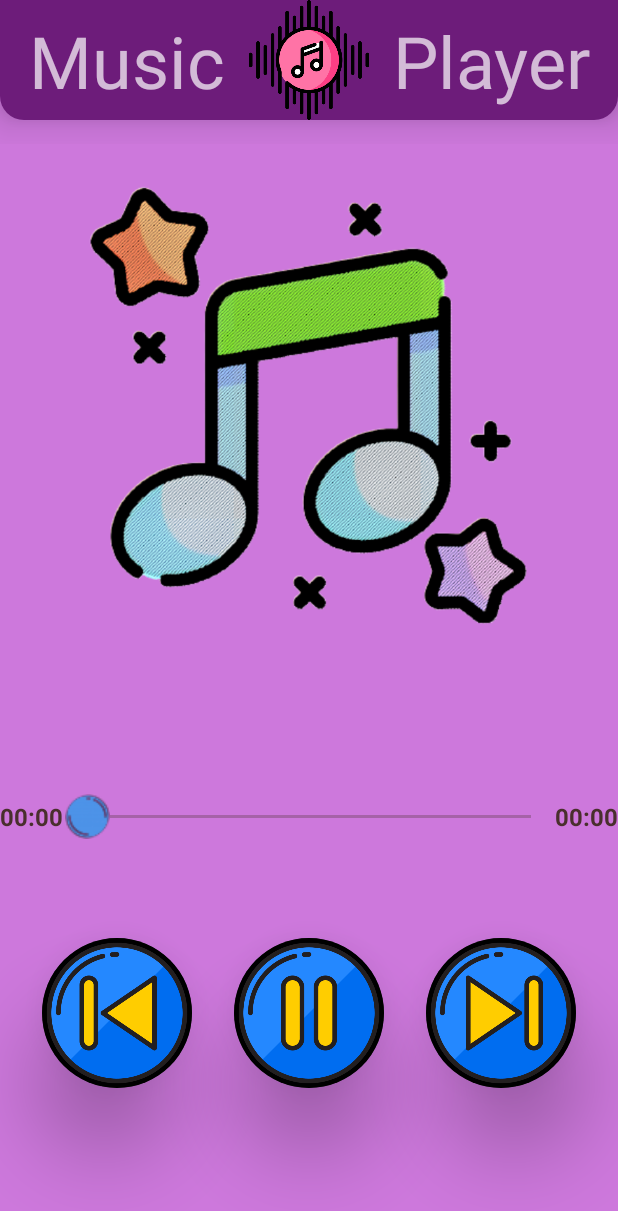
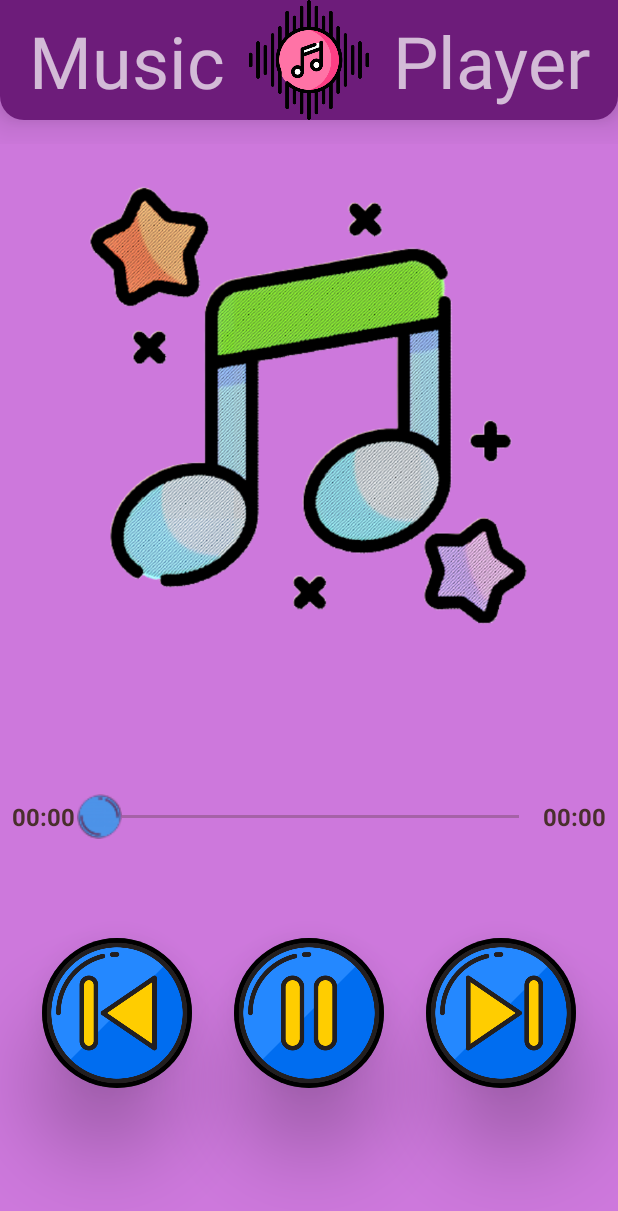
Before and after one commit to siddharthbhat777/MusicPlayerOffline, an Android app: the MusicPlayingScreen screen opened directly, with no data from a screen before it, on a phone screen of 412 x 824 dp. Shown: the top 1211 px of the screen. Run offline under Robolectric (Android 15) with nearby library versions, the phone set to English and light mode, and no system bars; Roboto replaces fonts that are not available here; 4 statements that could not run were skipped.

Commit message:
added margin

```diff
--- a/app/src/main/res/layout/activity_music_playing_screen.xml
+++ b/app/src/main/res/layout/activity_music_playing_screen.xml
@@ -136,6 +136,7 @@
         android:id="@+id/textViewCurentTime"
         android:layout_width="wrap_content"
         android:layout_height="wrap_content"
+        android:layout_marginStart="8dp"
         android:fontFamily="@font/gochi_hand"
         android:text="00:00"
         android:textColor="@color/brown"
@@ -149,6 +150,7 @@
         android:id="@+id/textViewEndTime"
         android:layout_width="wrap_content"
         android:layout_height="wrap_content"
+        android:layout_marginEnd="8dp"
         android:fontFamily="@font/gochi_hand"
         android:text="00:00"
         android:textColor="@color/brown"
```
